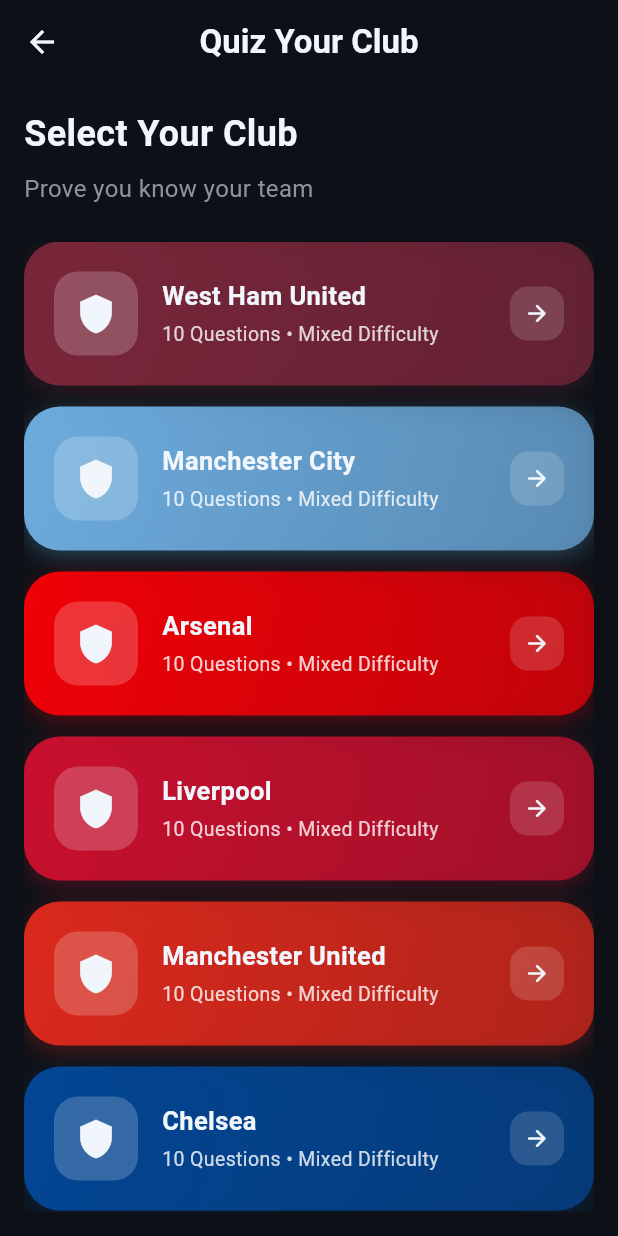
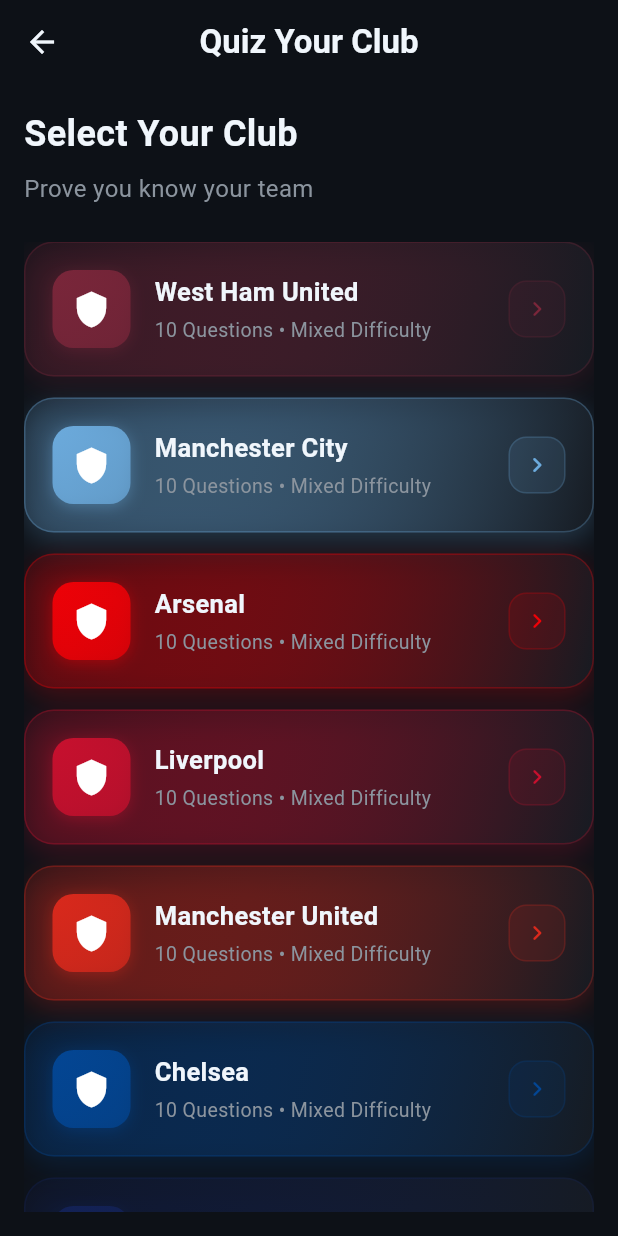
Before and after one commit to code-explorer-io/Football-IQ, a Flutter app: the ClubSelectionScreen screen opened directly, on a phone screen of 412 x 824 dp. Run offline on Flutter 3.47's test engine with Material 3 defaults, Android fonts, the phone set to English and light mode, and no system bars; our stand-ins replace audioplayers, confetti, firebase_analytics, firebase_core, google_fonts, lottie and 2 more; missing offline and left inert: purchases_flutter; accounts and stored records are empty.

Commit message:
Polish UI with modern sports app styling
- Add bright lime accent colors to theme (like sports betting apps)
- Update game mode cards with subtle gradients, better shadows, and depth
- Polish unlock button with vibrant lime gradient and price badge
- Improve club selection cards with press animations and visual hierarchy
- Use consistent 20px border radius and refined spacing throughout

Inspired by modern sports/betting app design patterns.

🤖 Generated with [Claude Code](https://claude.com/claude-code)

Co-Authored-By: Claude Opus 4.5 <noreply@anthropic.com>

```diff
--- a/lib/screens/club_selection_screen.dart
+++ b/lib/screens/club_selection_screen.dart
@@ -66,69 +66,89 @@ class ClubSelectionScreen extends StatelessWidget {
   }
 }
 
-class _ClubCard extends StatelessWidget {
+class _ClubCard extends StatefulWidget {
   final Club club;
 
   const _ClubCard({required this.club});
 
   @override
+  State<_ClubCard> createState() => _ClubCardState();
+}
+
+class _ClubCardState extends State<_ClubCard> {
+  bool _isPressed = false;
+
+  @override
   Widget build(BuildContext context) {
+    final club = widget.club;
+
     return GestureDetector(
-      onTap: () async {
-        HapticService.tap();
-        if (club.isLocked) {
-          // Show paywall for locked clubs
-          final purchased = await Navigator.push<bool>(
-            context,
-            MaterialPageRoute(builder: (context) => const PaywallScreen()),
-          );
-          if (purchased != true) return;
-        }
-        // Navigate to quiz (either club was free or user just purchased)
-        if (context.mounted) {
-          Navigator.push(
-            context,
-            MaterialPageRoute(
-              builder: (context) => QuestionScreen(club: club),
-            ),
-          );
-        }
+      onTapDown: (_) => setState(() => _isPressed = true),
+      onTapUp: (_) {
+        setState(() => _isPressed = false);
+        _handleTap();
       },
+      onTapCancel: () => setState(() => _isPressed = false),
+      child: AnimatedScale(
+        scale: _isPressed ? 0.97 : 1.0,
+        duration: const Duration(milliseconds: 100),
         child: Container(
           margin: const EdgeInsets.only(bottom: 14),
           decoration: BoxDecoration(
+            // Subtle gradient from club color
             gradient: LinearGradient(
-            colors: [club.primaryColor, club.primaryColor.withValues(alpha: 0.7)],
+              colors: [
+                club.primaryColor.withValues(alpha: 0.15),
+                AppTheme.surface,
+              ],
               begin: Alignment.topLeft,
               end: Alignment.bottomRight,
             ),
-          borderRadius: BorderRadius.circular(AppTheme.radiusXL),
+            borderRadius: BorderRadius.circular(20),
+            border: Border.all(
+              color: club.primaryColor.withValues(alpha: club.isLocked ? 0.15 : 0.3),
+              width: 1,
+            ),
             boxShadow: [
               BoxShadow(
-              color: club.primaryColor.withValues(alpha: 0.3),
-              blurRadius: 12,
-              offset: const Offset(0, 4),
+                color: club.primaryColor.withValues(alpha: _isPressed ? 0.15 : 0.25),
+                blurRadius: _isPressed ? 6 : 16,
+                offset: Offset(0, _isPressed ? 2 : 6),
               ),
             ],
           ),
           child: Stack(
             children: [
               Padding(
-              padding: const EdgeInsets.all(20.0),
+                padding: const EdgeInsets.symmetric(horizontal: 18, vertical: 18),
                 child: Row(
                   children: [
-                  // Club icon placeholder
+                    // Club icon with gradient
                     Container(
-                    width: 56,
-                    height: 56,
+                      width: 52,
+                      height: 52,
                       decoration: BoxDecoration(
-                      color: Colors.white.withValues(alpha: 0.2),
-                      borderRadius: BorderRadius.circular(16),
+                        gradient: LinearGradient(
+                          colors: [
+                            club.primaryColor,
+                            club.primaryColor.withValues(alpha: 0.7),
+                          ],
+                          begin: Alignment.topLeft,
+                          end: Alignment.bottomRight,
+                        ),
+                        borderRadius: BorderRadius.circular(14),
+                        boxShadow: [
+                          BoxShadow(
+                            color: club.primaryColor.withValues(alpha: 0.4),
+                            blurRadius: 8,
+                            offset: const Offset(0, 2),
+                          ),
+                        ],
                       ),
                       child: const Icon(
                         Icons.shield,
-                      color: AppTheme.textPrimary,
-                      size: 28,
+                        color: Colors.white,
+                        size: 26,
                       ),
                     ),
                     const SizedBox(width: 16),
@@ -138,10 +158,12 @@ class _ClubCard extends StatelessWidget {
                         children: [
                           Text(
                             club.name,
-                          style: const TextStyle(
+                            style: TextStyle(
                               fontSize: 17,
                               fontWeight: FontWeight.w600,
-                            color: AppTheme.textPrimary,
+                              color: club.isLocked
+                                  ? AppTheme.textSecondary
+                                  : AppTheme.textPrimary,
                             ),
                           ),
                           const SizedBox(height: 4),
@@ -149,23 +171,32 @@ class _ClubCard extends StatelessWidget {
                             club.isLocked ? 'Premium' : '10 Questions • Mixed Difficulty',
                             style: TextStyle(
                               fontSize: 13,
-                            color: Colors.white.withValues(alpha: 0.8),
+                              color: club.isLocked
+                                  ? AppTheme.gold
+                                  : AppTheme.textSecondary,
+                              fontWeight: club.isLocked ? FontWeight.w500 : FontWeight.normal,
                             ),
                           ),
                         ],
                       ),
                     ),
                     Container(
-                    width: 36,
-                    height: 36,
+                      width: 38,
+                      height: 38,
                       decoration: BoxDecoration(
-                      color: Colors.white.withValues(alpha: 0.15),
+                        color: club.primaryColor.withValues(alpha: 0.12),
                         borderRadius: BorderRadius.circular(12),
+                        border: Border.all(
+                          color: club.primaryColor.withValues(alpha: 0.2),
+                          width: 1,
+                        ),
                       ),
                       child: Icon(
-                      club.isLocked ? Icons.lock_outline : Icons.arrow_forward_rounded,
-                      color: AppTheme.textPrimary,
-                      size: 18,
+                        club.isLocked ? Icons.lock_outline : Icons.chevron_right_rounded,
+                        color: club.isLocked
+                            ? AppTheme.textMuted
+                            : club.primaryColor,
+                        size: 20,
                       ),
                     ),
                   ],
@@ -175,14 +206,36 @@ class _ClubCard extends StatelessWidget {
                 Positioned.fill(
                   child: Container(
                     decoration: BoxDecoration(
-                    color: Colors.black.withValues(alpha: 0.3),
-                    borderRadius: BorderRadius.circular(AppTheme.radiusXL),
+                      color: Colors.black.withValues(alpha: 0.25),
+                      borderRadius: BorderRadius.circular(20),
                     ),
                   ),
                 ),
             ],
           ),
         ),
+      ),
+    );
+  }
+
+  void _handleTap() async {
+    HapticService.tap();
+    if (widget.club.isLocked) {
+      // Show paywall for locked clubs
+      final purchased = await Navigator.push<bool>(
+        context,
+        MaterialPageRoute(builder: (context) => const PaywallScreen()),
+      );
+      if (purchased != true) return;
+    }
+    // Navigate to quiz (either club was free or user just purchased)
+    if (mounted) {
+      Navigator.push(
+        context,
+        MaterialPageRoute(
+          builder: (context) => QuestionScreen(club: widget.club),
+        ),
       );
     }
   }
+}
--- a/lib/theme/app_theme.dart
+++ b/lib/theme/app_theme.dart
@@ -14,7 +14,8 @@ class AppTheme {
   static const Color primaryGreenLight = Color(0xFF4ADE80); // Lighter green
   static const Color primaryGreenDark = Color(0xFF16A34A); // Darker green
   static const Color accentTeal = Color(0xFF14B8A6); // Teal accent
-  static const Color accentLime = Color(0xFF84CC16); // Lime accent
+  static const Color accentLime = Color(0xFFBEF264); // Bright lime (like sports betting apps)
+  static const Color neonLime = Color(0xFFD4FF00); // Neon lime for CTAs
 
   // The main gradient used throughout the app
   static const LinearGradient primaryGradient = LinearGradient(
```
Also changed, not shown: lib/screens/home_screen.dart (+77 -40 lines). Lines whose indentation alone changed are shown as unchanged.
